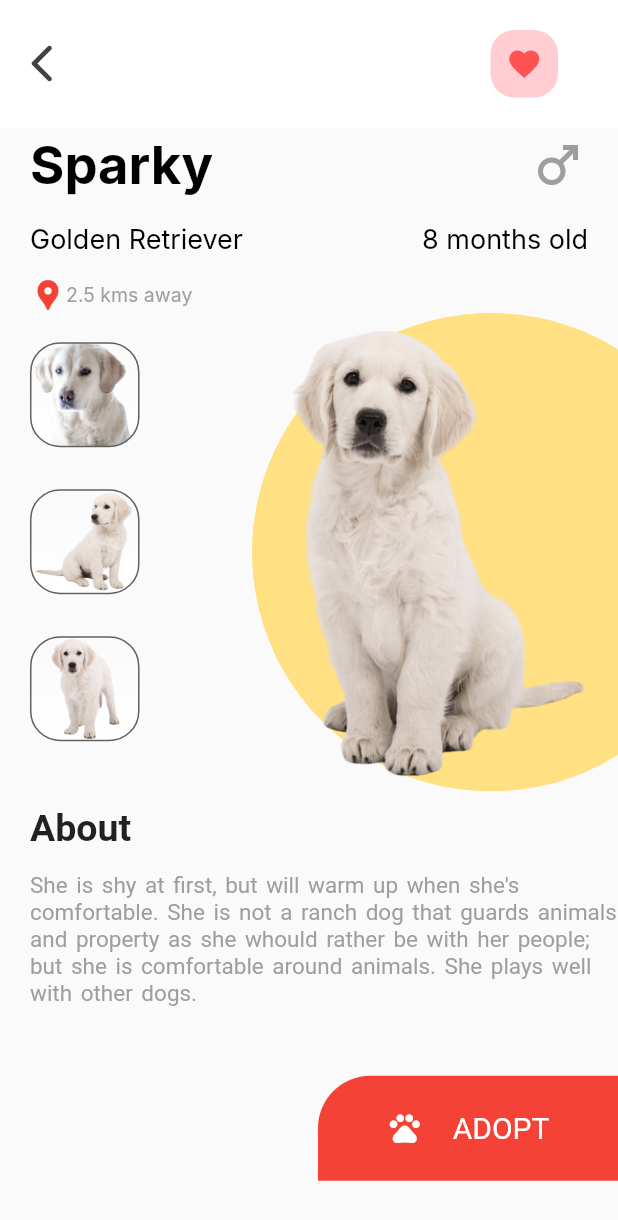
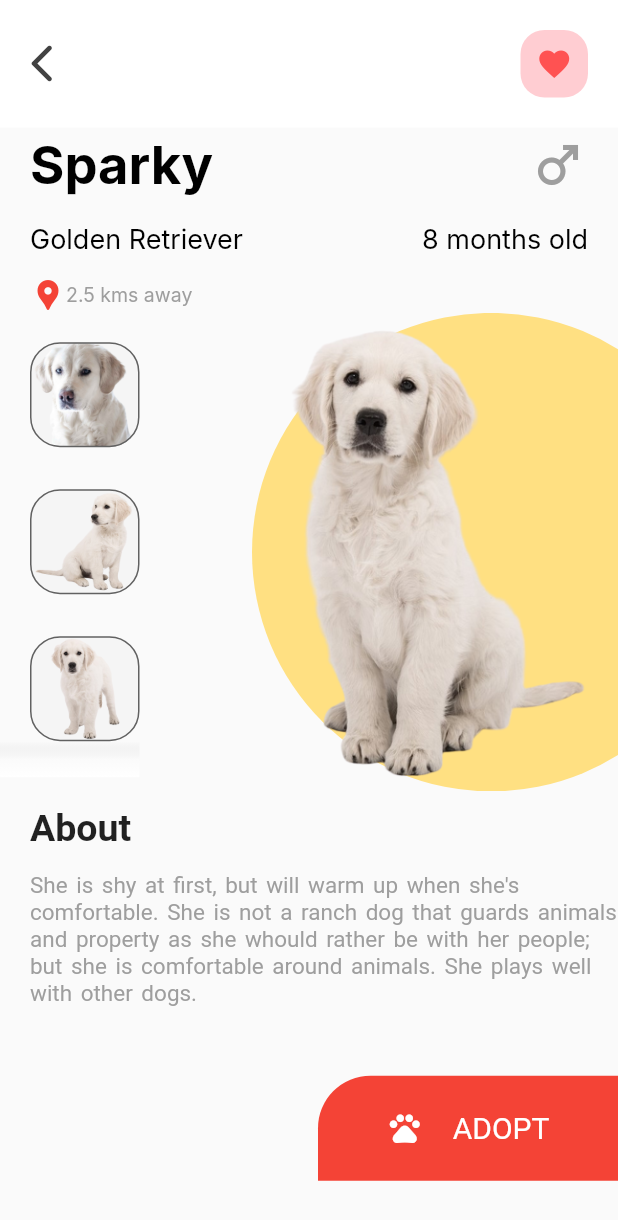
Before and after one commit to dudadiass/challenge_02, a Flutter app: the screen it shows after launch, after a tap on "Sparky", on a phone screen of 412 x 824 dp. Shown: the top 1220 px of the screen. Run offline on Flutter 3.47's test engine with Material 2 defaults, Android fonts, the phone set to English and light mode, and no system bars; Roboto replaces fonts that are missing (Inter).

Commit message:
finished components details page

```diff
--- a/lib/app/pages/home_page.dart
+++ b/lib/app/pages/home_page.dart
@@ -14,6 +14,9 @@ class HomePage extends StatefulWidget {
 
 class _HomePageState extends State<HomePage> {
   final AnimalRepository animals = AnimalRepository();
+
+  //width card: 84,8%
+  //height card:
 
   @override
   Widget build(BuildContext context) {
--- a/lib/app/shared/theme/app_theme.dart
+++ b/lib/app/shared/theme/app_theme.dart
@@ -3,7 +3,7 @@ import 'package:flutter/material.dart';
 class AppTheme {
   static const Color primaryColor = Color(0xFFFF5252);
   static const Color backgroundColor = Color(0xFFFFFFFF);
-  static const Color backgroundContainer = Color(0xFFF5F5F5);
+  static Color backgroundContainer = Colors.grey.shade200;
   static const Color textColor = Color(0xFF000000);
   static const Color textColor2 = Color(0xFF9E9E9E);
   static const Color textColor3 = Color(0xFFFFFFFF);
--- a/lib/app/utils/resposivity.dart
+++ /dev/null
@@ -1,26 +0,0 @@
-import 'package:flutter/cupertino.dart';
-
-class Resposivity {
-  static const double widthMock = 403;
-  static const double heightMock = 871;
-  static double _calcWidth(double tamanho, MediaQueryData data) {
-    var coeficiente = tamanho / widthMock;
-
-    return data.size.width * coeficiente;
-  }
-
-  static double _calcHeight(double tamanho, MediaQueryData data) {
-    var coeficiente = tamanho / heightMock;
-
-    return data.size.height * coeficiente;
-  }
-
-  static double automatic(double tamanho, MediaQueryData data) {
-    final width = data.size.width;
-    final height = data.size.height;
-
-    return width > height
-        ? _calcHeight(tamanho, data)
-        : _calcWidth(tamanho, data);
-  }
-}
--- a/lib/app/widgets/details_page_widgets/about_widget.dart
+++ b/lib/app/widgets/details_page_widgets/about_widget.dart
@@ -9,7 +9,7 @@ class PetAboutWidget extends StatelessWidget {
   @override
   Widget build(BuildContext context) {
     final size = MediaQuery.of(context).size;
-    return Container(
+    return SizedBox(
       width: size.width * 1,
       height: size.height * 0.23,
       child: Padding(
--- a/lib/app/widgets/details_page_widgets/adopt_bottom_widget.dart
+++ b/lib/app/widgets/details_page_widgets/adopt_bottom_widget.dart
@@ -12,14 +12,14 @@ class AdoptBottomWidget extends StatelessWidget {
         Container(
           width: 200,
           height: 70,
-          decoration: BoxDecoration(
+          decoration: const BoxDecoration(
             color: Colors.red,
             borderRadius: BorderRadius.only(topLeft: Radius.circular(35)),
           ),
           child: Center(
             child: Row(
               mainAxisAlignment: MainAxisAlignment.center,
-              children: [
+              children: const [
                 Icon(
                   Icons.pets_outlined,
                   color: AppTheme.iconPets2,
--- a/lib/app/widgets/details_page_widgets/app_bar_items_widget.dart
+++ b/lib/app/widgets/details_page_widgets/app_bar_items_widget.dart
@@ -20,7 +20,7 @@ class AppBarWidget extends StatelessWidget {
       ),
       actions: [
         Padding(
-          padding: const EdgeInsets.fromLTRB(10, 10, 30, 10),
+          padding: const EdgeInsets.all(10),
           child: Stack(
             alignment: Alignment.center,
             children: [
--- a/lib/app/widgets/details_page_widgets/pet_gallery_images.dart
+++ b/lib/app/widgets/details_page_widgets/pet_gallery_images.dart
@@ -1,3 +1,4 @@
+import 'package:challenge_02/app/shared/theme/app_theme.dart';
 import 'package:flutter/material.dart';
 
 class GalleryImagesWidget extends StatelessWidget {
@@ -20,7 +21,8 @@ class GalleryImagesWidget extends StatelessWidget {
         Container(
           width: 93,
           height: 300,
-          child: ListView.builder(
+          child: Stack(alignment: Alignment.bottomCenter, children: [
+            ListView.builder(
               itemCount: galleryImage.length,
               scrollDirection: Axis.vertical,
               itemBuilder: (_, index) {
@@ -30,13 +32,32 @@ class GalleryImagesWidget extends StatelessWidget {
                 );
               },
             ),
+            Container(
+              height: 60,
+              alignment: Alignment.bottomCenter,
+              decoration: BoxDecoration(
+                gradient: LinearGradient(
+                  begin: Alignment.topCenter,
+                  end: Alignment.bottomCenter,
+                  colors: [
+                    Colors.transparent,
+                    Colors.transparent,
+                    Colors.transparent,
+                    Colors.transparent,
+                    Colors.white.withOpacity(0.1),
+                    Colors.white,
+                  ],
+                ),
+              ),
+            )
+          ]),
         ),
         Expanded(
           child: Stack(
             alignment: Alignment.center,
             children: [
               Positioned.fill(
-                right: (300 * 0.5) * -1,
+                right: (-150),
                 child: Container(
                   decoration: BoxDecoration(
                     color: color,
@@ -65,24 +86,16 @@ class PetGalleryImageWidget extends StatelessWidget {
     return Padding(
       padding: const EdgeInsets.only(top: 10, left: 20),
       child: Container(
-        width: 50,
+          width: 70,
           height: 70,
           decoration: BoxDecoration(
-          gradient: LinearGradient(
-            begin: Alignment.topCenter,
-            end: Alignment.bottomCenter,
-            colors: [
-              const Color.fromARGB(0, 255, 255, 255),
-              Theme.of(context).backgroundColor,
-            ],
-          ),
+            color: Colors.grey[100],
             border: Border.all(color: Colors.grey.shade700),
             borderRadius: BorderRadius.circular(20),
             image: DecorationImage(
               image: AssetImage(image),
             ),
-        ),
-      ),
+          )),
     );
   }
 }
--- a/lib/app/widgets/home_page_widgets/category_widgets/category_list_widget.dart
+++ b/lib/app/widgets/home_page_widgets/category_widgets/category_list_widget.dart
@@ -12,7 +12,8 @@ class _CategoryListWidgetState extends State<CategoryListWidget> {
   @override
   Widget build(BuildContext context) {
     return SliverToBoxAdapter(
-      child: SizedBox(
+      child: Container(
+        color: AppTheme.backgroundContainer,
         height: 90,
         child: ListView(
           scrollDirection: Axis.horizontal,
@@ -103,7 +104,7 @@ class SliverToBoxAdapterTopWidget extends StatelessWidget {
           children: [
             Container(
               height: 20,
-              decoration: const BoxDecoration(
+              decoration: BoxDecoration(
                 color: AppTheme.backgroundContainer,
                 borderRadius: BorderRadius.only(
                   topLeft: Radius.circular(20.0),
--- a/lib/app/widgets/home_page_widgets/list_widgets/card_widget.dart
+++ b/lib/app/widgets/home_page_widgets/list_widgets/card_widget.dart
@@ -19,19 +19,17 @@ class CardWidget extends StatelessWidget {
           arguments: animalModel),
       child: Container(
         margin: const EdgeInsets.all(10),
-        width: size.width * 0.85, //330,
-        height: size.height * 0.17, //130
+        width: size.width * 0.85, //318.75
         decoration: BoxDecoration(
           color: AppTheme.backgroundColor,
           borderRadius: BorderRadius.circular(20),
         ),
-        child: Row(
-          children: [
+        child: Row(children: [
           Column(
             children: [
               Container(
                 margin: const EdgeInsets.fromLTRB(10, 10, 0, 10),
-                  width: size.width * 0.28,
+                width: size.width * 0.27, //101.25
                 decoration: BoxDecoration(
                   color: animalModel.colour,
                   borderRadius: BorderRadius.circular(20),
@@ -43,17 +41,19 @@ class CardWidget extends StatelessWidget {
           Expanded(
             child: Container(
               margin: const EdgeInsets.all(13),
-                child: Row(
-                  mainAxisAlignment: MainAxisAlignment.spaceBetween,
-                  children: [
-                    Column(
+              child: Column(
                 crossAxisAlignment: CrossAxisAlignment.start,
                 children: [
                   Row(
+                    mainAxisAlignment: MainAxisAlignment.spaceBetween,
                     children: [
                       Text(
                         animalModel.name,
                         style: AppTheme.themeData().textTheme.headline2,
+                      ),
+                      const Icon(
+                        Icons.favorite,
+                        color: AppTheme.primaryColor,
                       ),
                     ],
                   ),
@@ -97,21 +97,9 @@ class CardWidget extends StatelessWidget {
                   ),
                 ],
               ),
-                    Column(
-                      children: const [
-                        Icon(
-                          Icons.favorite,
-                          size: 25,
-                          color: Colors.redAccent,
-                        ),
-                      ],
-                    ),
-                  ],
             ),
           ),
-            ),
-          ],
-        ),
+        ]),
       ),
     );
   }
```
Lines whose indentation alone changed are shown as unchanged.
